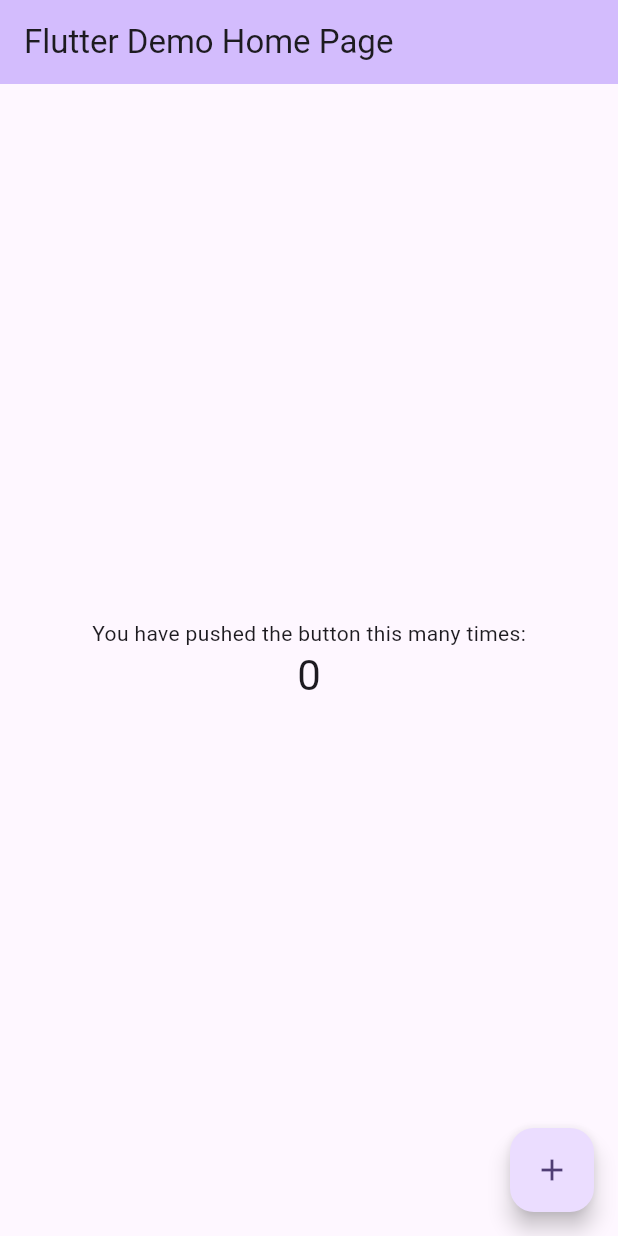
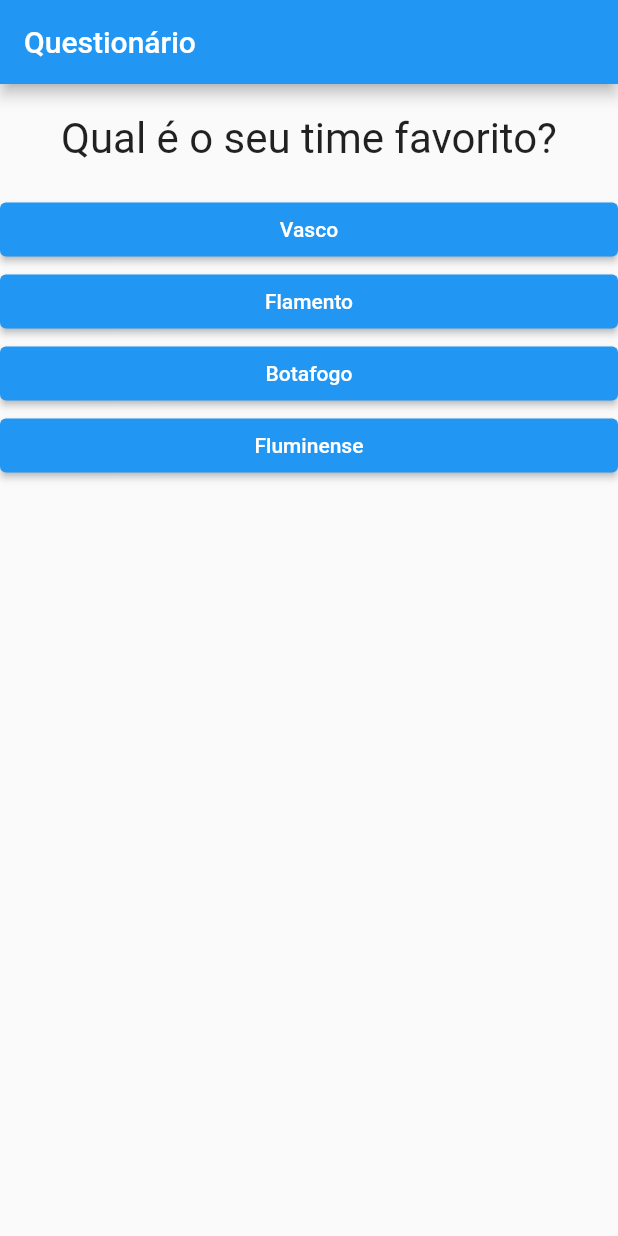
Before and after one commit to Mizael27/app_questionario_flutter_curso, a Flutter app: the screen it shows after launch, on a phone screen of 412 x 824 dp. Run offline on Flutter 3.47's test engine with Material 2 defaults, Android fonts, the phone set to English and light mode, and no system bars.

Commit message:
Primeiro modulo

```diff
--- a/lib/main.dart
+++ b/lib/main.dart
@@ -1,125 +1,80 @@
 import 'package:flutter/material.dart';
+import './resultado.dart';
+import './questionario.dart';
 
-void main() {
-  runApp(const MyApp());
-}
+void main() => runApp(QuestionarioApp());
 
-class MyApp extends StatelessWidget {
-  const MyApp({super.key});
+class _QuestionarioAppState extends State<QuestionarioApp> {
+  var _perguntaSelecionada = 0;
+  var _pontuacaoTotal = 0;
+  final List<Map<String, Object>> _questoes = const [
+    {
+      'texto': 'Qual é o seu time favorito?',
+      'respostas': [
+        {'texto': 'Vasco', 'pontuacao': 10},
+        {'texto': 'Flamento', 'pontuacao': 5},
+        {'texto': 'Botafogo', 'pontuacao': 3},
+        {'texto': 'Fluminense', 'pontuacao': 1},
+      ],
+    },
+    {
+      'texto': 'Qual é sua fruta favorita?',
+      'respostas': [
+        {'texto': 'Maca', 'pontuacao': 10},
+        {'texto': 'Pera', 'pontuacao': 5},
+        {'texto': 'Uva', 'pontuacao': 3},
+        {'texto': 'Abacaxi', 'pontuacao': 1},
+      ],
+    },
+    {
+      'texto': 'Qual é o seu animal favorito?',
+      'respostas': [
+        {'texto': 'Leão', 'pontuacao': 10},
+        {'texto': 'Cobra', 'pontuacao': 10},
+        {'texto': 'Escorpião', 'pontuacao': 10},
+        {'texto': 'Ovelha', 'pontuacao': 10},
+      ],
+    }
+  ];
 
-  // This widget is the root of your application.
+  void _responder(int pontuacao) {
+    setState(() {
+      _perguntaSelecionada++;
+      _pontuacaoTotal += pontuacao;
+    });
+  }
+
+  void _reiniciarQuestionario() {
+    setState(() {
+      _perguntaSelecionada = 0;
+      _pontuacaoTotal = 0;
+    });
+  }
+
+  bool get temPerguntaSelecionada {
+    return _perguntaSelecionada < _questoes.length;
+  }
+
   @override
   Widget build(BuildContext context) {
     return MaterialApp(
-      title: 'Flutter Demo',
-      theme: ThemeData(
-        // This is the theme of your application.
-        //
-        // TRY THIS: Try running your application with "flutter run". You'll see
-        // the application has a blue toolbar. Then, without quitting the app,
-        // try changing the seedColor in the colorScheme below to Colors.green
-        // and then invoke "hot reload" (save your changes or press the "hot
-        // reload" button in a Flutter-supported IDE, or press "r" if you used
-        // the command line to start the app).
-        //
-        // Notice that the counter didn't reset back to zero; the application
-        // state is not lost during the reload. To reset the state, use hot
-        // restart instead.
-        //
-        // This works for code too, not just values: Most code changes can be
-        // tested with just a hot reload.
-        colorScheme: ColorScheme.fromSeed(seedColor: Colors.deepPurple),
-        useMaterial3: true,
+      home: Scaffold(
+        appBar: AppBar(title: const Text("Questionário")),
+        body: temPerguntaSelecionada
+            ? Questionario(
+                perguntas: _questoes,
+                perguntaSelecionada: _perguntaSelecionada,
+                responder: _responder,
+              )
+            : Resultado(_pontuacaoTotal, _reiniciarQuestionario),
       ),
-      home: const MyHomePage(title: 'Flutter Demo Home Page'),
     );
   }
 }
 
-class MyHomePage extends StatefulWidget {
-  const MyHomePage({super.key, required this.title});
-
-  // This widget is the home page of your application. It is stateful, meaning
-  // that it has a State object (defined below) that contains fields that affect
-  // how it looks.
-
-  // This class is the configuration for the state. It holds the values (in this
-  // case the title) provided by the parent (in this case the App widget) and
-  // used by the build method of the State. Fields in a Widget subclass are
-  // always marked "final".
-
-  final String title;
-
+class QuestionarioApp extends StatefulWidget {
   @override
-  State<MyHomePage> createState() => _MyHomePageState();
-}
-
-class _MyHomePageState extends State<MyHomePage> {
-  int _counter = 0;
-
-  void _incrementCounter() {
-    setState(() {
-      // This call to setState tells the Flutter framework that something has
-      // changed in this State, which causes it to rerun the build method below
-      // so that the display can reflect the updated values. If we changed
-      // _counter without calling setState(), then the build method would not be
-      // called again, and so nothing would appear to happen.
-      _counter++;
-    });
-  }
-
-  @override
-  Widget build(BuildContext context) {
-    // This method is rerun every time setState is called, for instance as done
-    // by the _incrementCounter method above.
-    //
-    // The Flutter framework has been optimized to make rerunning build methods
-    // fast, so that you can just rebuild anything that needs updating rather
-    // than having to individually change instances of widgets.
-    return Scaffold(
-      appBar: AppBar(
-        // TRY THIS: Try changing the color here to a specific color (to
-        // Colors.amber, perhaps?) and trigger a hot reload to see the AppBar
-        // change color while the other colors stay the same.
-        backgroundColor: Theme.of(context).colorScheme.inversePrimary,
-        // Here we take the value from the MyHomePage object that was created by
-        // the App.build method, and use it to set our appbar title.
-        title: Text(widget.title),
-      ),
-      body: Center(
-        // Center is a layout widget. It takes a single child and positions it
-        // in the middle of the parent.
-        child: Column(
-          // Column is also a layout widget. It takes a list of children and
-          // arranges them vertically. By default, it sizes itself to fit its
-          // children horizontally, and tries to be as tall as its parent.
-          //
-          // Column has various properties to control how it sizes itself and
-          // how it positions its children. Here we use mainAxisAlignment to
-          // center the children vertically; the main axis here is the vertical
-          // axis because Columns are vertical (the cross axis would be
-          // horizontal).
-          //
-          // TRY THIS: Invoke "debug painting" (choose the "Toggle Debug Paint"
-          // action in the IDE, or press "p" in the console), to see the
-          // wireframe for each widget.
-          mainAxisAlignment: MainAxisAlignment.center,
-          children: <Widget>[
-            const Text(
-              'You have pushed the button this many times:',
-            ),
-            Text(
-              '$_counter',
-              style: Theme.of(context).textTheme.headlineMedium,
-            ),
-          ],
-        ),
-      ),
-      floatingActionButton: FloatingActionButton(
-        onPressed: _incrementCounter,
-        tooltip: 'Increment',
-        child: const Icon(Icons.add),
-      ), // This trailing comma makes auto-formatting nicer for build methods.
-    );
+  _QuestionarioAppState createState() {
+    return _QuestionarioAppState();
   }
 }
--- /dev/null
+++ b/lib/questao.dart
@@ -0,0 +1,20 @@
+import 'package:flutter/material.dart';
+
+class Questao extends StatelessWidget {
+  final String texto;
+
+  Questao(this.texto, {super.key});
+
+  @override
+  Widget build(BuildContext context) {
+    return Container(
+      width: double.infinity,
+      margin: EdgeInsets.all(20),
+      child: Text(
+        texto,
+        style: TextStyle(fontSize: 28),
+        textAlign: TextAlign.center,
+      ),
+    );
+  }
+}
--- /dev/null
+++ b/lib/questionario.dart
@@ -0,0 +1,34 @@
+import 'package:flutter/material.dart';
+import './questao.dart';
+import './resposta.dart';
+
+class Questionario extends StatelessWidget {
+  final List<Map<String, Object>> perguntas;
+  final int perguntaSelecionada;
+  final void Function(int) responder;
+
+  const Questionario({
+    required this.perguntas,
+    required this.perguntaSelecionada,
+    required this.responder,
+  });
+
+  bool get temPerguntaSelecionada {
+    return perguntaSelecionada < perguntas.length;
+  }
+
+  @override
+  Widget build(BuildContext context) {
+    List<Map<String, Object>> respostas = temPerguntaSelecionada
+        ? perguntas[perguntaSelecionada].cast()['respostas']
+        : [];
+
+    return Column(children: [
+      Questao(perguntas[perguntaSelecionada]['texto'].toString()),
+      ...respostas.map((resp) {
+        return Resposta(resp['texto'] as String,
+            () => responder(int.parse(resp['pontuacao'].toString())));
+      }).toList(),
+    ]);
+  }
+}
--- /dev/null
+++ b/lib/resposta.dart
@@ -0,0 +1,22 @@
+import 'package:flutter/material.dart';
+
+class Resposta extends StatelessWidget {
+  final String texto;
+  final void Function() quandoSelecionado;
+
+  Resposta(this.texto, this.quandoSelecionado, {super.key});
+
+  @override
+  Widget build(BuildContext context) {
+    return Container(
+      width: double.infinity,
+      child: ElevatedButton(
+          style: ElevatedButton.styleFrom(backgroundColor: Colors.blue),
+          child: Text(
+            texto,
+            style: TextStyle(color: Colors.white),
+          ),
+          onPressed: quandoSelecionado),
+    );
+  }
+}
```
Also changed, not shown: lib/resultado.dart (added, +41 -0 lines), 1 other file.
